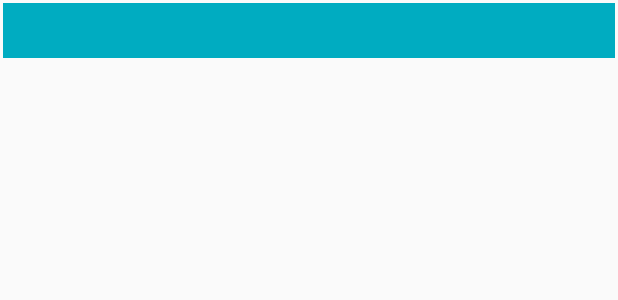
After one commit to bunnybunbun37204/app_pkarn, an Android app: the layout items_layout.xml on its own in the app's theme, with its tools: preview values and no code run, on a phone screen of 412 x 824 dp. The commit adds this screen. Shown: the top 300 px of the screen. Run offline under Robolectric (Android 15) with nearby library versions, the phone set to English and light mode, and no system bars.

Commit message:
noti almost complete

```diff
--- /dev/null
+++ b/app/src/main/res/layout/items_layout.xml
@@ -0,0 +1,90 @@
+<?xml version="1.0" encoding="utf-8"?>
+<TableLayout xmlns:android="http://schemas.android.com/apk/res/android"
+    xmlns:tools="http://schemas.android.com/tools"
+    android:layout_width="match_parent"
+    android:layout_height="wrap_content"
+    android:layout_margin="2dp"
+    android:background="#00ACC1"
+    android:stretchColumns="1,2,3,4,5,6,7">
+
+    <TableRow
+        tools:ignore="UselessParent">
+
+        <TextView
+            android:id="@+id/container_id_table"
+            android:layout_width="0dp"
+            android:textColor="@color/black"
+            android:layout_height="wrap_content"
+            android:padding="10sp"
+            android:layout_weight="4"
+            android:textSize="12sp"
+            android:layout_gravity="center_horizontal"
+            />
+
+        <TextView
+            android:id="@+id/container_size_table"
+            android:layout_width="0dp"
+            android:textColor="@color/black"
+            android:layout_height="wrap_content"
+            android:padding="10sp"
+            android:layout_weight="3.5"
+            android:textSize="12sp"
+            android:layout_gravity="center_horizontal"
+            />
+
+        <TextView
+            android:id="@+id/container_type_table"
+            android:layout_width="0dp"
+            android:textColor="@color/black"
+            android:layout_height="wrap_content"
+            android:padding="10sp"
+            android:layout_weight="3.5"
+            android:textSize="12sp"
+            android:layout_gravity="center_horizontal"
+            />
+
+        <TextView
+            android:id="@+id/container_damage_level"
+            android:layout_width="0dp"
+            android:textColor="@color/black"
+            android:layout_height="wrap_content"
+            android:padding="10sp"
+            android:layout_weight="4"
+            android:textSize="12sp"
+            android:layout_gravity="center_horizontal"
+            />
+
+        <TextView
+            android:id="@+id/container_eor_table"
+            android:layout_width="0dp"
+            android:textColor="@color/black"
+            android:layout_height="wrap_content"
+            android:padding="10sp"
+            android:layout_weight="4"
+            android:textSize="12sp"
+            android:layout_gravity="center_horizontal"
+            />
+
+        <TextView
+            android:id="@+id/container_finish_table"
+            android:layout_width="0dp"
+            android:textColor="@color/black"
+            android:layout_height="wrap_content"
+            android:padding="10sp"
+            android:layout_weight="4"
+            android:textSize="12sp"
+            android:layout_gravity="center_horizontal"
+            />
+
+        <TextView
+            android:id="@+id/container_annotation_table"
+            android:layout_width="0dp"
+            android:textColor="@color/black"
+            android:layout_height="wrap_content"
+            android:padding="10sp"
+            android:layout_weight="4"
+            android:textSize="12sp"
+            android:layout_gravity="center_horizontal"
+            />
+    </TableRow>
+</TableLayout>
--- a/app/src/main/res/layout/notification_activity.xml
+++ b/app/src/main/res/layout/notification_activity.xml
@@ -15,10 +15,6 @@
         android:text="@string/menu"
         android:translationY="-5dp" />
 
-    <ScrollView
-        android:layout_width="match_parent"
-        android:contentDescription="@string/for_table"
-        android:layout_height="match_parent">
 
         <TableLayout
             android:id="@+id/all_table_id"
@@ -115,6 +111,5 @@
 
             </androidx.recyclerview.widget.RecyclerView>
         </TableLayout>
-    </ScrollView>
 
 </LinearLayout>
```
Also changed, not shown: app/src/main/java/com/example/dolpjinjunior/ContainerAdapter.kt (added, +42 -0 lines), app/src/main/java/com/example/dolpjinjunior/Notification.kt (+10 -1 lines), app/src/main/java/com/example/dolpjinjunior/utils/Container.kt (+7 -0 lines), 1 other file.
